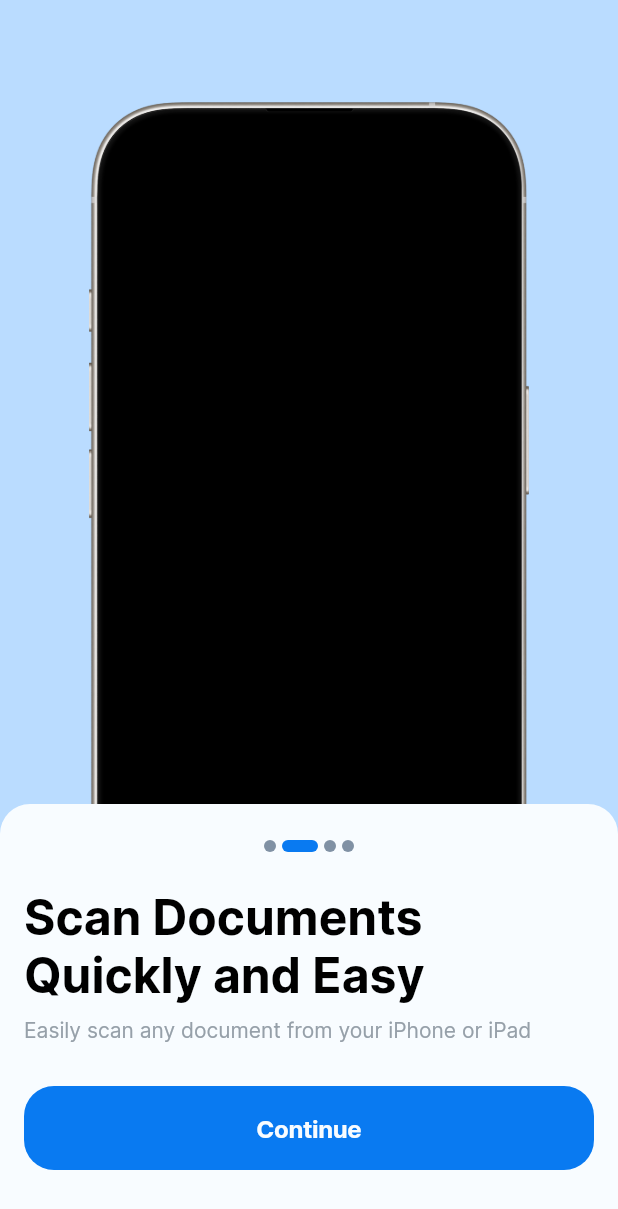
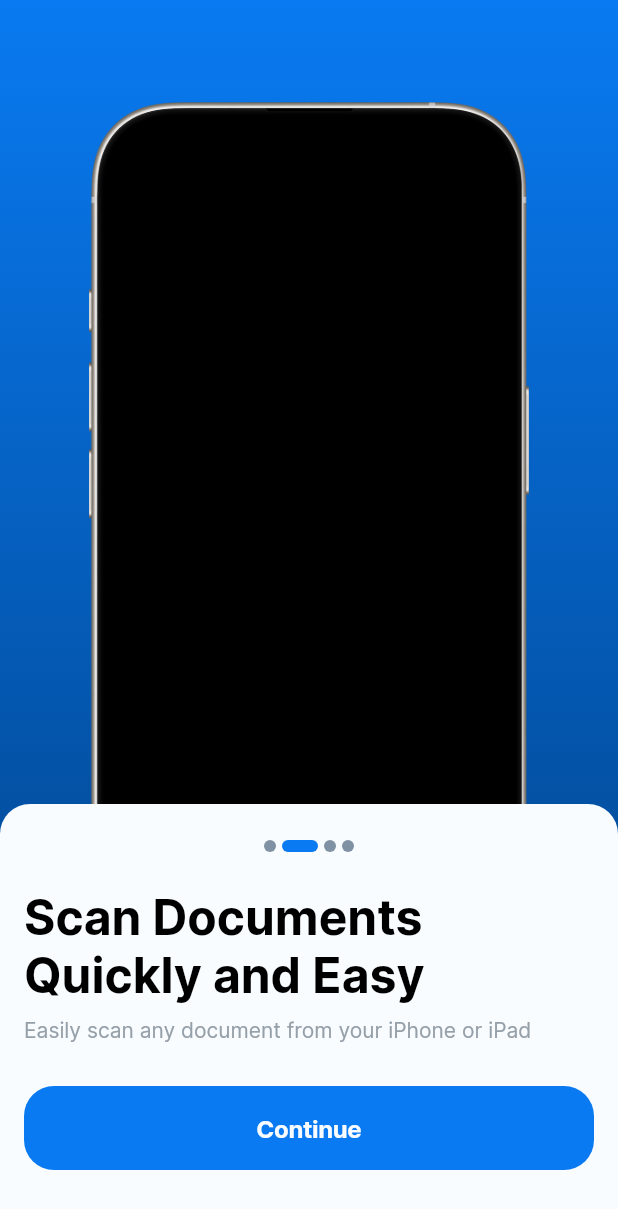
Before and after one commit to kent0505/printer_app, a Flutter app: the screen it shows after launch, swiped to page 2, on a phone screen of 412 x 824 dp. Shown: the top 1209 px of the screen. Run offline on Flutter 3.47's test engine with Material 3 defaults, Android fonts, the phone set to English and light mode, and no system bars; drawn by our look-alikes of smooth_page_indicator; our stand-ins replace cloud_firestore, connectivity_plus, file_picker, firebase_core, flutter_bloc, flutter_svg and 8 more; missing offline and left inert: cunning_document_scanner, google_mlkit_text_recognition, photo_manager, purchases_flutter, purchases_ui_flutter; accounts and stored records are empty; generated files the repository leaves out were written again.

Commit message:
vip fixes

```diff
--- a/lib/src/features/home/widgets/home_appbar.dart
+++ b/lib/src/features/home/widgets/home_appbar.dart
@@ -6,6 +6,7 @@ import '../../../core/config/constants.dart';
 import '../../../core/config/my_colors.dart';
 import '../../../core/models/vip.dart';
 import '../../../core/widgets/button.dart';
+import '../../../core/widgets/loading_widget.dart';
 import '../../../core/widgets/svg_widget.dart';
 import '../../settings/screens/printer_wifi_screen.dart';
 import '../../vip/bloc/vip_bloc.dart';
@@ -57,7 +58,9 @@ class HomeAppbar extends StatelessWidget implements PreferredSizeWidget {
           ),
           BlocBuilder<VipBloc, Vip>(
             builder: (context, state) {
-              return state.isVip
+              return state.loading
+                  ? const LoadingWidget()
+                  : state.isVip
                       ? const SizedBox()
                       : Padding(
                           padding: const EdgeInsets.only(left: 8),
--- a/lib/src/features/onboard/screens/onboard_screen.dart
+++ b/lib/src/features/onboard/screens/onboard_screen.dart
@@ -62,8 +62,21 @@ class _OnboardScreenState extends State<OnboardScreen> {
     final colors = Theme.of(context).extension<MyColors>()!;
 
     return Scaffold(
-      backgroundColor: colors.bgTwo,
-      body: Column(
+      body: Stack(
+        children: [
+          Container(
+            decoration: BoxDecoration(
+              gradient: LinearGradient(
+                begin: Alignment.topCenter,
+                end: Alignment.bottomCenter,
+                colors: [
+                  colors.gradient1,
+                  colors.gradient2,
+                ],
+              ),
+            ),
+          ),
+          Column(
             mainAxisAlignment: MainAxisAlignment.center,
             children: [
               Expanded(
@@ -75,10 +88,6 @@ class _OnboardScreenState extends State<OnboardScreen> {
                     _Phone(asset: Assets.onboard3),
                     _Phone(asset: Assets.onboard4),
                     _Phone(asset: Assets.onboard5),
-                // ImageWidget(Assets.onboard1),
-                // ImageWidget(Assets.onboard2),
-                // ImageWidget(Assets.onboard3),
-                // ImageWidget(Assets.onboard4),
                   ],
                 ),
               ),
@@ -146,6 +155,8 @@ class _OnboardScreenState extends State<OnboardScreen> {
                     const SizedBox(height: 44),
                   ],
                 ),
+              ),
+            ],
           ),
         ],
       ),
```
Also changed, not shown: lib/main.dart (+11 -3 lines), lib/src/features/onboard/screens/splash_screen.dart (+6 -6 lines), lib/src/features/printer/screens/web_pages_screen.dart (+9 -3 lines), lib/src/features/printer/widgets/printer_card.dart (+13 -6 lines), lib/src/features/settings/screens/settings_screen.dart (+7 -2 lines). Lines whose indentation alone changed are shown as unchanged.
